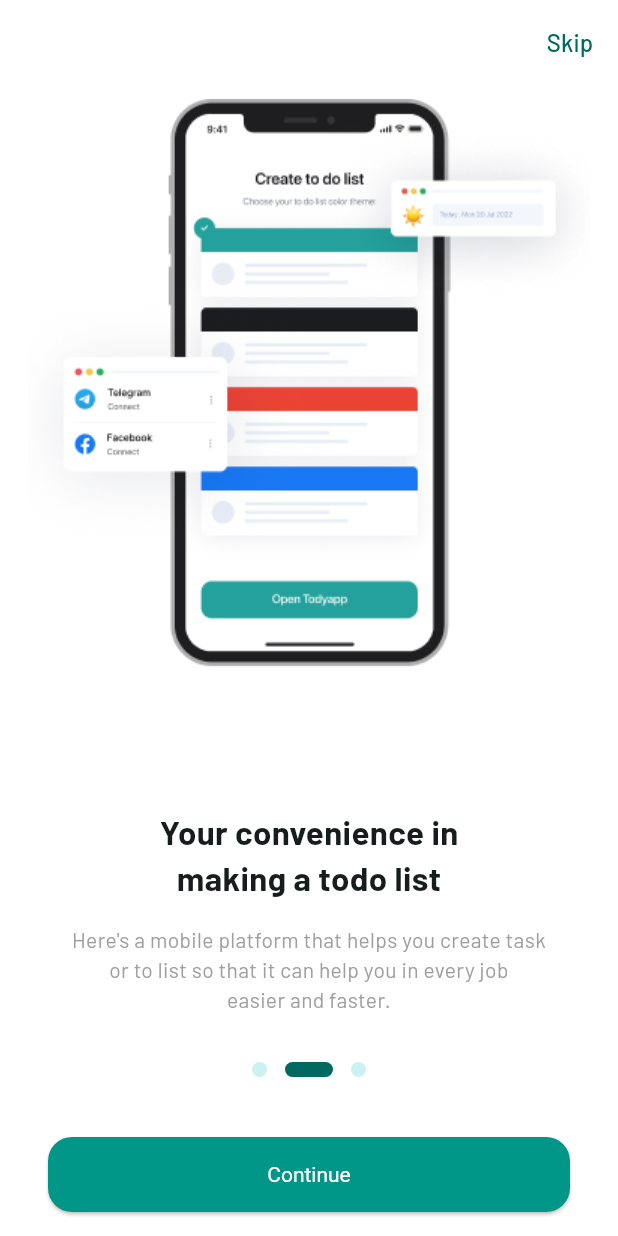
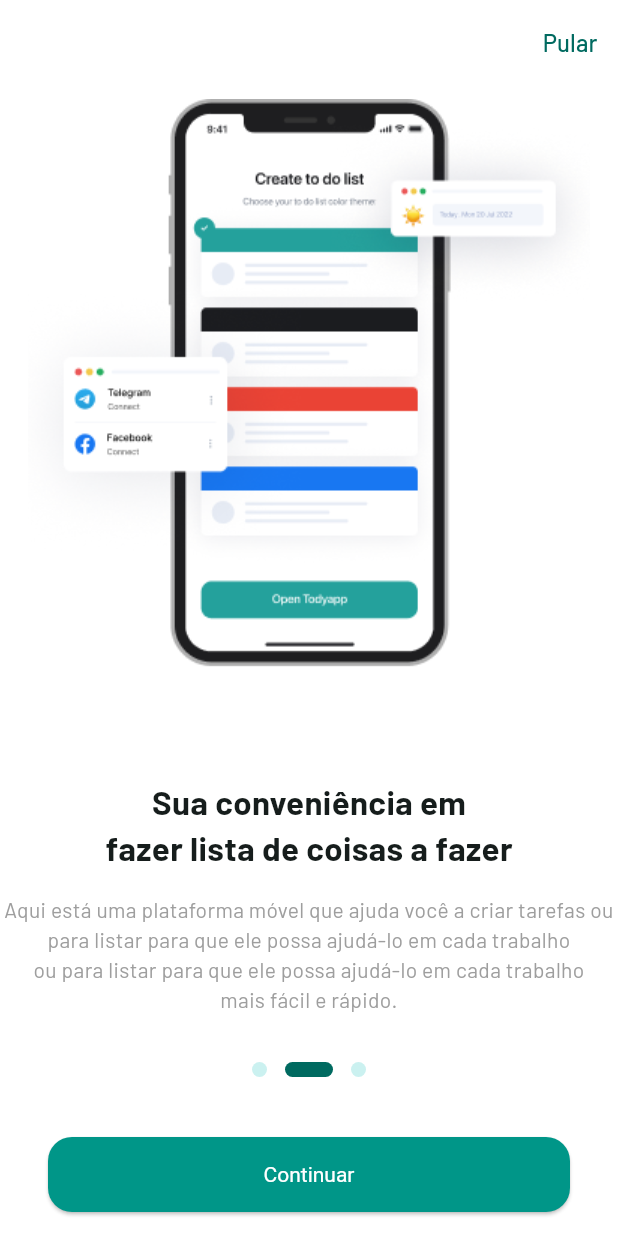
Before and after one commit to LucasFormigonBR/TodyApp, a Flutter app: the screen it shows after launch, swiped to page 2, on a phone screen of 412 x 824 dp. Run offline on Flutter 3.47's test engine with Material 3 defaults, Android fonts, the phone set to English and light mode, and no system bars; our stand-ins replace bloc, equatable, firebase_core, flutter_bloc, go_router, google_fonts; accounts and stored records are empty.

Commit message:
style(language): alterando o conteúdo e/ou idioma dos textos das paginas

```diff
--- a/lib/features/apresentation/presentation/pages/apresentation_structure_page.dart
+++ b/lib/features/apresentation/presentation/pages/apresentation_structure_page.dart
@@ -52,14 +52,14 @@ class _ApresentationStructurePageState
                           image: 'assets/images/phone-1.png',
                           texts: [
                             Text(
-                              "Your convenience in",
+                              "Sua conveniência em",
                               style: TextStyle(
                                 fontSize: 22,
                                 fontWeight: FontWeight.bold,
                               ),
                             ),
                             Text(
-                              "making a todo list",
+                              "fazer lista de coisas a fazer",
                               style: TextStyle(
                                 fontSize: 22,
                                 fontWeight: FontWeight.bold,
@@ -67,7 +67,7 @@ class _ApresentationStructurePageState
                             ),
                             SizedBox(height: 16),
                             Text(
-                              "Here's a mobile platform that helps you create task",
+                              "Aqui está uma plataforma móvel que ajuda você a criar tarefas ou para listar para que ele possa ajudá-lo em cada trabalho",
                               textAlign: TextAlign.center,
                               style: TextStyle(
                                 fontSize: 14,
@@ -75,7 +75,7 @@ class _ApresentationStructurePageState
                               ),
                             ),
                             Text(
-                              "or to list so that it can help you in every job",
+                              "ou para listar para que ele possa ajudá-lo em cada trabalho",
                               textAlign: TextAlign.center,
                               style: TextStyle(
                                 fontSize: 14,
@@ -83,7 +83,7 @@ class _ApresentationStructurePageState
                               ),
                             ),
                             Text(
-                              "easier and faster.",
+                              "mais fácil e rápido.",
                               textAlign: TextAlign.center,
                               style: TextStyle(
                                 fontSize: 14,
@@ -97,14 +97,14 @@ class _ApresentationStructurePageState
                           image: 'assets/images/phone-2.png',
                           texts: [
                             Text(
-                              "Find the practicality in",
+                              "Encontre a praticidade em",
                               style: TextStyle(
                                 fontSize: 22,
                                 fontWeight: FontWeight.bold,
                               ),
                             ),
                             Text(
-                              "making your todo list",
+                              "fazendo sua lista de coisas a fazer",
                               style: TextStyle(
                                 fontSize: 22,
                                 fontWeight: FontWeight.bold,
@@ -112,7 +112,7 @@ class _ApresentationStructurePageState
                             ),
                             SizedBox(height: 16),
                             Text(
-                              "Easy-to-understand user interface that makes you",
+                              "Fácil de entender a interface do usuário que faz você",
                               textAlign: TextAlign.center,
                               style: TextStyle(
                                 fontSize: 14,
@@ -120,7 +120,7 @@ class _ApresentationStructurePageState
                               ),
                             ),
                             Text(
-                              "more comfortable when you want to create a task or",
+                              "mais confortável quando você quer criar uma tarefa ou",
                               textAlign: TextAlign.center,
                               style: TextStyle(
                                 fontSize: 14,
@@ -128,7 +128,7 @@ class _ApresentationStructurePageState
                               ),
                             ),
                             Text(
-                              "to do list, Todyapp can also improve productivity.",
+                              "para fazer a lista, Todyapp também pode melhorar a produtividade.",
                               textAlign: TextAlign.center,
                               style: TextStyle(
                                 fontSize: 14,
@@ -205,7 +205,7 @@ class _ApresentationStructurePageState
               '/login',
             ), //Navigator.pushReplacementNamed(context, '/home'),
             child: Text(
-              "Skip",
+              "Pular",
               style: TextStyle(
                 color: Theme.of(context).primaryColor,
                 fontSize: 16,
@@ -232,7 +232,7 @@ class _ApresentationStructurePageState
                 }
                 context.go('/login');
               },
-              child: const Text("Continue"),
+              child: const Text("Continuar"),
             ),
           );
   }
--- a/lib/features/home/presentation/pages/choose_theme_page.dart
+++ b/lib/features/home/presentation/pages/choose_theme_page.dart
@@ -15,12 +15,12 @@ class ChooseThemePage extends StatelessWidget {
             child: Column(
               children: [
                 Text(
-                  "Create to do list",
+                  "Criando lista de tarefas",
                   style: Theme.of(context).textTheme.titleLarge,
                 ),
                 SizedBox(height: 8),
                 Text(
-                  "Choose your to do list color theme:",
+                  "Defina as prioridades de cada tarefa como preferir",
                   style: Theme.of(context).textTheme.labelLarge,
                 ),
                 SizedBox(height: 32),
@@ -40,7 +40,7 @@ class ChooseThemePage extends StatelessWidget {
                 ),
                 SizedBox(height: 40),
                 ElevatedButton(
-                  child: Text("Open Todyapp"),
+                  child: Text("Abrir o Todyapp"),
                   onPressed: () => context.go('/home'),
                 ),
               ],
--- a/lib/features/login/presentation/pages/create_account_page.dart
+++ b/lib/features/login/presentation/pages/create_account_page.dart
@@ -21,19 +21,19 @@ class CreateAccountPage extends StatelessWidget {
                 children: [
                   SizedBox(height: 40),
                   Text(
-                    "Create account",
+                    "Criando conta",
                     style: Theme.of(context).textTheme.titleLarge,
                   ),
                   SizedBox(height: 8),
                   Text(
-                    "Create your account and feel the benefits",
+                    "Crie sua conta e sinta os benefícios",
                     style: Theme.of(context).textTheme.labelLarge,
                   ),
                   SizedBox(height: 36),
                   Align(
                     alignment: Alignment.centerLeft,
                     child: Text(
-                      "Username",
+                      "Nome de usuário",
                       style: Theme.of(context).textTheme.titleMedium,
                     ),
                   ),
@@ -41,28 +41,26 @@ class CreateAccountPage extends StatelessWidget {
                   TextFormField(
                     controller: emailAddress,
                     decoration: InputDecoration(
-                      hintText: "Enter your username",
+                      hintText: "Digite seu nome de usuário",
                     ),
                   ),
                   SizedBox(height: 16),
                   Align(
                     alignment: Alignment.centerLeft,
                     child: Text(
-                      "Password",
+                      "Senha",
                       style: Theme.of(context).textTheme.titleMedium,
                     ),
                   ),
                   SizedBox(height: 16),
                   TextFormField(
                     controller: emailAddress,
-                    decoration: InputDecoration(
-                      hintText: "Enter your password",
-                    ),
+                    decoration: InputDecoration(hintText: "Digite sua senha"),
                   ),
                   Spacer(),
                   ElevatedButton(
                     onPressed: () => context.go('/choose-theme'),
-                    child: Text("Sign Up"),
+                    child: Text("Criar conta"),
                   ),
                   SizedBox(height: 24),
                 ],
--- a/lib/features/login/presentation/pages/login_page.dart
+++ b/lib/features/login/presentation/pages/login_page.dart
@@ -19,7 +19,7 @@ class LoginPage extends StatelessWidget {
               Spacer(),
               RichText(
                 text: TextSpan(
-                  text: "Welcome to",
+                  text: "Bem-vindo ao",
                   style: TextStyle(
                     fontSize: 32.0,
                     fontWeight: FontWeight.bold,
@@ -50,7 +50,7 @@ class LoginPage extends StatelessWidget {
                     children: [
                       Icon(Icons.email, size: 24.0),
                       SizedBox(width: 8.0),
-                      Text("Continue with email"),
+                      Text("Continuar com e-mail"),
                     ],
                   ),
                 ),
@@ -66,7 +66,7 @@ class LoginPage extends StatelessWidget {
                     ),
                   ),
                   Text(
-                    "or continue with",
+                    "ou continue com",
                     style: TextStyle(color: StylesApp.greyText),
                   ),
                   Expanded(
@@ -121,7 +121,7 @@ class LoginPage extends StatelessWidget {
                           ),
                           SizedBox(width: 8.0),
                           Text(
-                            "Apple",
+                            "Google",
                             style: Theme.of(context).textTheme.labelLarge,
                           ),
                         ],
```
Also changed, not shown: lib/features/apresentation/presentation/pages/initial_apresentation_page.dart (+3 -5 lines), lib/features/login/presentation/pages/login_email_page.dart (+5 -5 lines).
